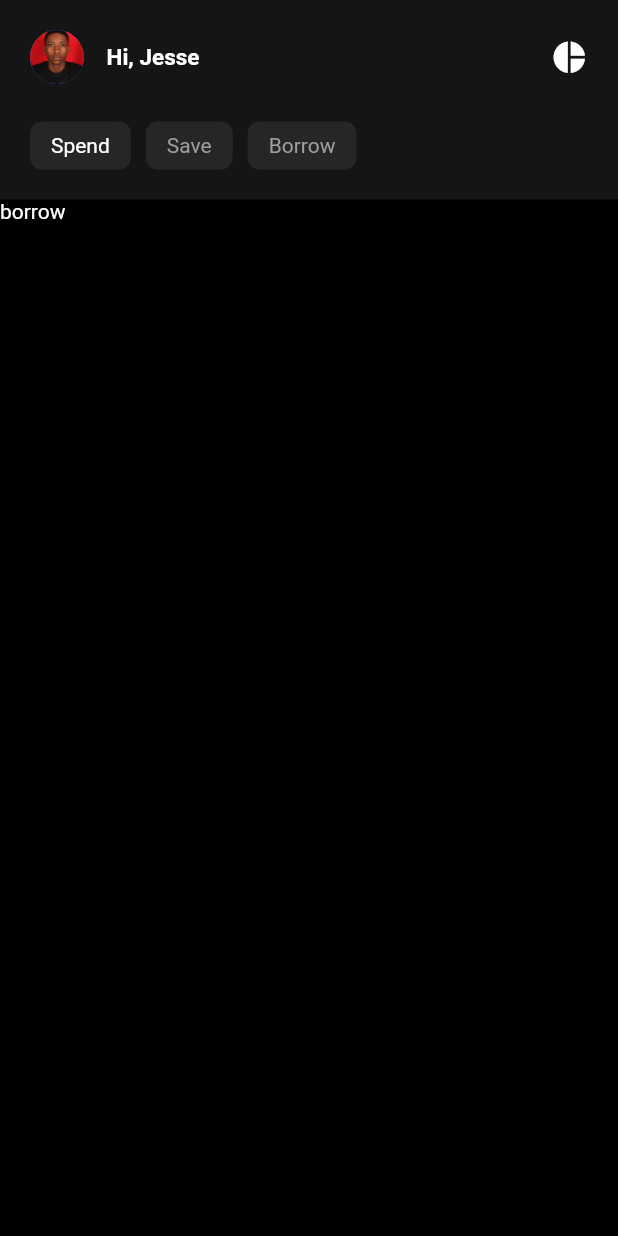
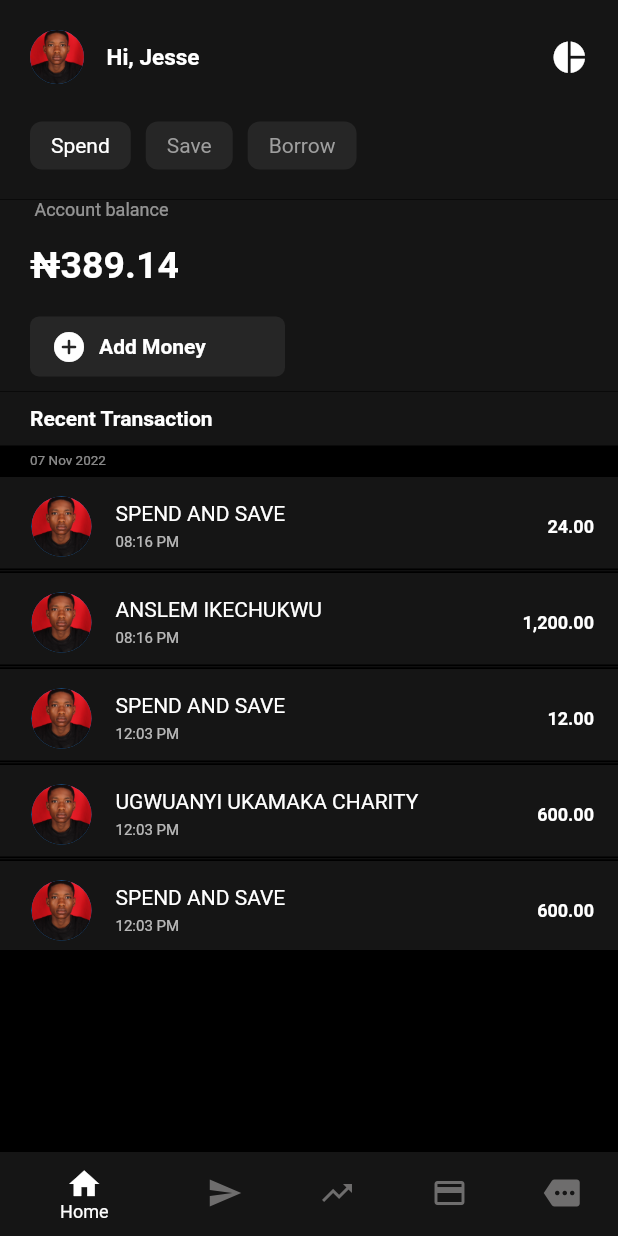
Before and after one commit to Jesse-soft/kuda_bank_ui, a Flutter app: the screen it shows after launch, swiped to page 3, on a phone screen of 412 x 824 dp. Run offline on Flutter 3.47's test engine with Material 2 defaults, Android fonts, the phone set to English and light mode, and no system bars; missing offline and left inert: dart:js.

Commit message:
Add existing project files prior to the push to github

```diff
--- a/lib/constants.dart
+++ b/lib/constants.dart
@@ -6,11 +6,13 @@ List<String> detailsoftransaction = [
   'SPEND AND SAVE',
   'ANSLEM IKECHUKWU',
   'SPEND AND SAVE',
-  'UGWUANYI UKAMAKA CHARITY'
+  'UGWUANYI UKAMAKA CHARITY',
+  'SPEND AND SAVE',
 ];
 List<String> timeoftransaction = [
   '08:16 PM',
   '08:16 PM',
+  '12:03 PM ',
   '12:03 PM ',
   '12:03 PM '
 ];
@@ -19,4 +21,5 @@ List<String> amountoftransaction = [
   '1,200.00',
   '12.00',
   '600.00',
+  '600.00',
 ];
--- a/lib/screens/home_screen.dart
+++ b/lib/screens/home_screen.dart
@@ -2,9 +2,10 @@ import 'dart:js';
 
 import 'package:flutter/material.dart';
 import 'package:kuda_bank_ui/constants.dart';
+import 'package:kuda_bank_ui/screens/spend_layout.dart';
 
 class HomeScreen extends StatefulWidget {
-  HomeScreen({super.key});
+  const HomeScreen({super.key});
 
   @override
   State<HomeScreen> createState() => _HomeScreenState();
@@ -18,11 +19,11 @@ class _HomeScreenState extends State<HomeScreen> {
 
     if (i == 1) {
       setState(() {
-        newColor = Color.fromARGB(255, 97, 230, 101);
+        newColor = const Color.fromARGB(255, 97, 230, 101);
       });
     } else if (i == 2) {
       setState(() {
-        newColor = Color.fromARGB(255, 82, 167, 237);
+        newColor = const Color.fromARGB(255, 82, 167, 237);
       });
     }
     return newColor;
@@ -34,63 +35,6 @@ class _HomeScreenState extends State<HomeScreen> {
     'Save',
     'Borrow',
   ];
-  getTransaction() {
-    List<Column> transactionlist = [];
-    for (int i = 0; i < detailsoftransaction.length; i++) {
-      var newItem = Column(
-        children: [
-          Container(
-            width: double.infinity,
-            color: ksoftbackgroundcolor,
-            padding: const EdgeInsets.only(left: 5, top: 5),
-            child: ListTile(
-              leading: const CircleAvatar(
-                backgroundImage: AssetImage('images/avatar.png'),
-              ),
-              title: Column(
-                crossAxisAlignment: CrossAxisAlignment.start,
-                children: [
-                  Text(
-                    detailsoftransaction[i],
-                    overflow: TextOverflow.ellipsis,
-                    style: const TextStyle(
-                        color: Colors.white,
-                        fontSize: 14,
-                        fontWeight: FontWeight.w400),
-                  ),
-                  const SizedBox(
-                    height: 5,
-                  ),
-                  Text(
-                    timeoftransaction[i],
-                    style: const TextStyle(
-                        color: Colors.white70,
-                        fontSize: 10,
-                        fontWeight: FontWeight.normal),
-                  )
-                ],
-              ),
-              trailing: Text(
-                amountoftransaction[i],
-                style: const TextStyle(
-                    color: Colors.white,
-                    fontSize: 12,
-                    fontWeight: FontWeight.bold),
-              ),
-            ),
-          ),
-          const Divider(
-            height: 3,
-            color: ksoftcolor,
-          )
-        ],
-      );
-      transactionlist.add(newItem);
-    }
-    return Column(
-      children: transactionlist,
-    );
-  }
 
   getTabs() {
     List<GestureDetector> tabslist = [];
@@ -141,6 +85,38 @@ class _HomeScreenState extends State<HomeScreen> {
     return DefaultTabController(
       length: 3,
       child: Scaffold(
+        bottomNavigationBar: BottomNavigationBar(
+            selectedLabelStyle: const TextStyle(
+              fontSize: 12,
+            ),
+            backgroundColor: ksoftcolor,
+            currentIndex: 0,
+           // onTap: ,
+            selectedItemColor: Colors.white,
+            unselectedItemColor: const Color.fromARGB(255, 110, 109, 109),
+            items: const [
+              BottomNavigationBarItem(
+                backgroundColor: ksoftcolor,
+                label: "Home",
+                icon: Icon(Icons.home),
+              ),
+              BottomNavigationBarItem(
+                label: "Pay",
+                icon: Icon(Icons.send),
+              ),
+              BottomNavigationBarItem(
+                label: "Invest",
+                icon: Icon(Icons.trending_up),
+              ),
+              BottomNavigationBarItem(
+                label: "Cards",
+                icon: Icon(Icons.credit_card),
+              ),
+              BottomNavigationBarItem(
+                label: "More",
+                icon: Icon(Icons.more),
+              ),
+            ]),
         backgroundColor: Colors.black,
         body: Column(
           children: [
@@ -201,122 +177,9 @@ class _HomeScreenState extends State<HomeScreen> {
                 controller: pageController,
                 physics: const BouncingScrollPhysics(),
                 children: [
-                  Column(
-                    children: [
-                      Container(
-                        width: double.infinity,
-                        color: ksoftbackgroundcolor,
-                        padding: const EdgeInsets.symmetric(
-                          horizontal: 20,
-                        ),
-                        child: Column(
-                          crossAxisAlignment: CrossAxisAlignment.start,
-                          children: [
-                            const Padding(
-                              padding: EdgeInsets.only(
-                                bottom: 15,
-                              ),
-                              child: Text(
-                                ' Account balance',
-                                style: TextStyle(
-                                    color: Colors.white54, fontSize: 12),
-                              ),
-                            ),
-                            const Padding(
-                              padding: EdgeInsets.only(
-                                bottom: 20,
-                              ),
-                              child: Text(
-                                '₦389.14',
-                                style: TextStyle(
-                                    color: Colors.white,
-                                    fontSize: 25,
-                                    fontWeight: FontWeight.bold),
-                              ),
-                            ),
-                            Container(
-                              margin: const EdgeInsets.only(
-                                bottom: 10,
-                              ),
-                              width: 170,
-                              padding: const EdgeInsets.symmetric(
-                                  vertical: 8, horizontal: 14),
-                              decoration: BoxDecoration(
-                                  color: ksoftcolor,
-                                  borderRadius: BorderRadius.circular(6)),
-                              child: Row(
-                                children: const [
-                                  Icon(
-                                    Icons.add_circle_rounded,
-                                    color: Colors.white,
-                                  ),
-                                  SizedBox(
-                                    width: 8,
-                                  ),
-                                  Text(
-                                    'Add Money',
-                                    style: TextStyle(
-                                        color: Colors.white,
-                                        fontSize: 14,
-                                        fontWeight: FontWeight.bold),
-                                  ),
-                                ],
-                              ),
-                            ),
-                          ],
-                        ),
-                      ),
-                      Expanded(
-                        child: ListView(
-                          children: [
-                            Container(
-                              width: double.infinity,
-                              color: ksoftbackgroundcolor,
-                              padding: const EdgeInsets.symmetric(
-                                horizontal: 20,
-                                vertical: 10,
-                              ),
-                              child: const Text(
-                                'Recent Transaction',
-                                style: TextStyle(
-                                    color: Colors.white,
-                                    fontSize: 14,
-                                    fontWeight: FontWeight.bold),
-                              ),
-                            ),
-                            Container(
-                              width: double.infinity,
-                              padding: const EdgeInsets.only(
-                                top: 5,
-                                left: 20,
-                                bottom: 5,
-                              ),
-                              child: const Text(
-                                '07 Nov 2022',
-                                style: TextStyle(
-                                  color: Colors.white54,
-                                  fontSize: 9,
-                                ),
-                              ),
-                            ),
-                            getTransaction(),
-                          ],
-                        ),
-                      )
-                    ],
-                  ),
-                  const Text(
-                    'save',
-                    style: TextStyle(
-                      color: Colors.white,
-                    ),
-                  ),
-                  Text(
-                    'borrow',
-                    style: TextStyle(
-                      color: Colors.white,
-                    ),
-                  )
+                  spendLayout(),
+                  spendLayout(),
+                  spendLayout(),
                 ],
               ),
             )
@@ -326,4 +189,3 @@ class _HomeScreenState extends State<HomeScreen> {
     );
   }
 }
-//
--- /dev/null
+++ b/lib/screens/spend_layout.dart
@@ -0,0 +1,165 @@
+import 'package:flutter/material.dart';
+
+import '../constants.dart';
+
+getTransaction() {
+  List<Column> transactionlist = [];
+  for (int i = 0; i < detailsoftransaction.length; i++) {
+    var newItem = Column(
+      children: [
+        Container(
+          width: double.infinity,
+          color: ksoftbackgroundcolor,
+          padding: const EdgeInsets.only(left: 5, top: 5),
+          child: ListTile(
+            leading: const CircleAvatar(
+              backgroundImage: AssetImage('images/avatar.png'),
+            ),
+            title: Column(
+              crossAxisAlignment: CrossAxisAlignment.start,
+              children: [
+                Text(
+                  detailsoftransaction[i],
+                  overflow: TextOverflow.ellipsis,
+                  style: const TextStyle(
+                      color: Colors.white,
+                      fontSize: 14,
+                      fontWeight: FontWeight.w400),
+                ),
+                const SizedBox(
+                  height: 5,
+                ),
+                Text(
+                  timeoftransaction[i],
+                  style: const TextStyle(
+                      color: Colors.white70,
+                      fontSize: 10,
+                      fontWeight: FontWeight.normal),
+                )
+              ],
+            ),
+            trailing: Text(
+              amountoftransaction[i],
+              style: const TextStyle(
+                  color: Colors.white,
+                  fontSize: 12,
+                  fontWeight: FontWeight.bold),
+            ),
+          ),
+        ),
+        const Divider(
+          height: 3,
+          color: ksoftcolor,
+        )
+      ],
+    );
+    transactionlist.add(newItem);
+  }
+  return Column(
+    children: transactionlist,
+  );
+}
+
+spendLayout() {
+  return Column(
+    children: [
+      Container(
+        width: double.infinity,
+        color: ksoftbackgroundcolor,
+        padding: const EdgeInsets.symmetric(
+          horizontal: 20,
+        ),
+        child: Column(
+          crossAxisAlignment: CrossAxisAlignment.start,
+          children: [
+            const Padding(
+              padding: EdgeInsets.only(
+                bottom: 15,
+              ),
+              child: Text(
+                ' Account balance',
+                style: TextStyle(color: Colors.white54, fontSize: 12),
+              ),
+            ),
+            const Padding(
+              padding: EdgeInsets.only(
+                bottom: 20,
+              ),
+              child: Text(
+                '₦389.14',
+                style: TextStyle(
+                    color: Colors.white,
+                    fontSize: 25,
+                    fontWeight: FontWeight.bold),
+              ),
+            ),
+            Container(
+              margin: const EdgeInsets.only(
+                bottom: 10,
+              ),
+              width: 170,
+              padding: const EdgeInsets.symmetric(vertical: 8, horizontal: 14),
+              decoration: BoxDecoration(
+                  color: ksoftcolor, borderRadius: BorderRadius.circular(6)),
+              child: Row(
+                children: const [
+                  Icon(
+                    Icons.add_circle_rounded,
+                    color: Colors.white,
+                  ),
+                  SizedBox(
+                    width: 8,
+                  ),
+                  Text(
+                    'Add Money',
+                    style: TextStyle(
+                        color: Colors.white,
+                        fontSize: 14,
+                        fontWeight: FontWeight.bold),
+                  ),
+                ],
+              ),
+            ),
+          ],
+        ),
+      ),
+      Expanded(
+        child: ListView(
+          children: [
+            Container(
+              width: double.infinity,
+              color: ksoftbackgroundcolor,
+              padding: const EdgeInsets.symmetric(
+                horizontal: 20,
+                vertical: 10,
+              ),
+              child: const Text(
+                'Recent Transaction',
+                style: TextStyle(
+                    color: Colors.white,
+                    fontSize: 14,
+                    fontWeight: FontWeight.bold),
+              ),
+            ),
+            Container(
+              width: double.infinity,
+              padding: const EdgeInsets.only(
+                top: 5,
+                left: 20,
+                bottom: 5,
+              ),
+              child: const Text(
+                '07 Nov 2022',
+                style: TextStyle(
+                  color: Colors.white54,
+                  fontSize: 9,
+                ),
+              ),
+            ),
+            getTransaction(),
+          ],
+        ),
+      )
+    ],
+  );
+}
```
Also changed, not shown: lib/screens/borrow_layout.dart (added), lib/screens/save_layout.dart (added).
